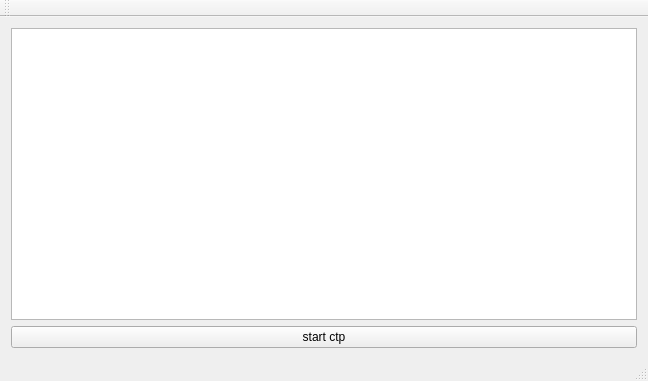
The window that mainwindow.ui (wdy0401/only_qt_ctp) describes before a commit, drawn with Qt 5.
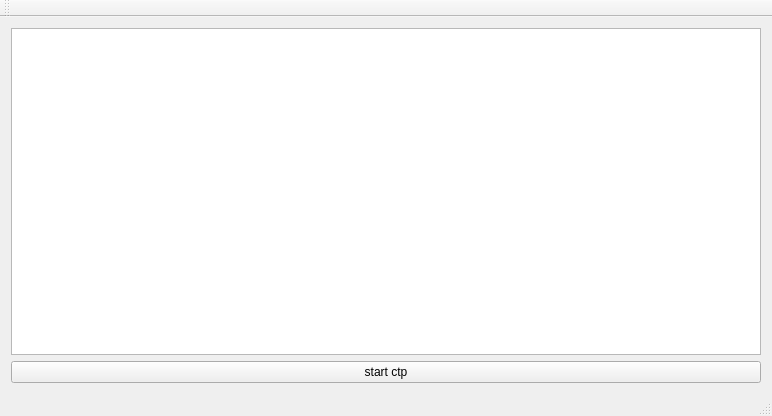
The same window after the commit.

Diff of the .ui file:
```diff
--- a/mainwindow.ui
+++ b/mainwindow.ui
@@ -6,17 +6,17 @@
    <rect>
     <x>0</x>
     <y>0</y>
-    <width>648</width>
-    <height>381</height>
+    <width>772</width>
+    <height>416</height>
    </rect>
   </property>
   <property name="windowTitle">
    <string>CTP_QUOTE_DISPLAY</string>
   </property>
   <widget class="QWidget" name="centralWidget">
-   <layout class="QVBoxLayout" name="verticalLayout">
+   <layout class="QVBoxLayout" name="verticalLayout_2">
     <item>
-     <layout class="QVBoxLayout" name="verticalLayout_2">
+     <layout class="QVBoxLayout" name="verticalLayout">
       <item>
        <widget class="QTextBrowser" name="textBrowser"/>
       </item>
```
Left out of the diff: 5 changed lines with no effect on the pictures.
